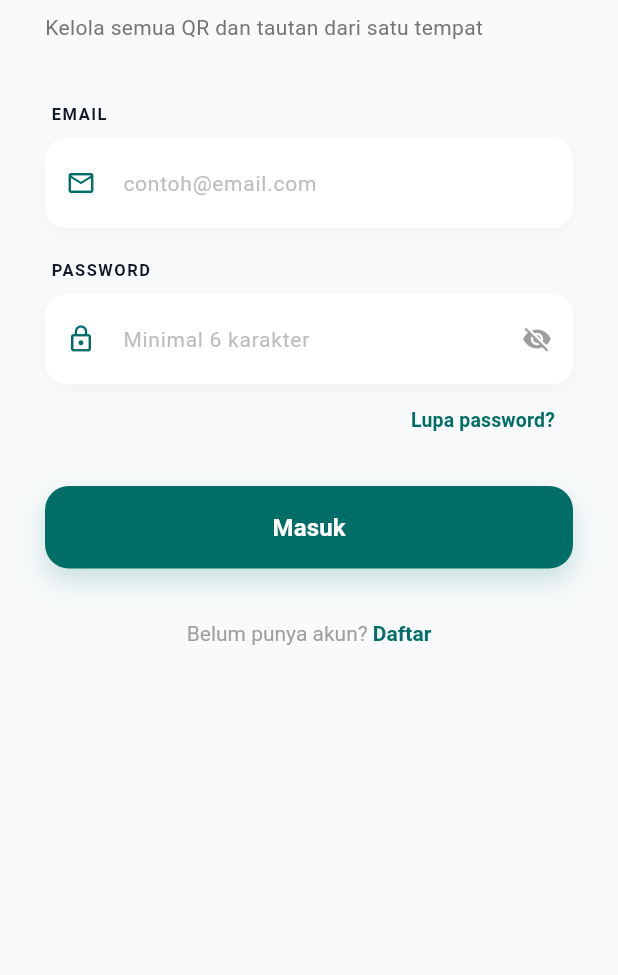
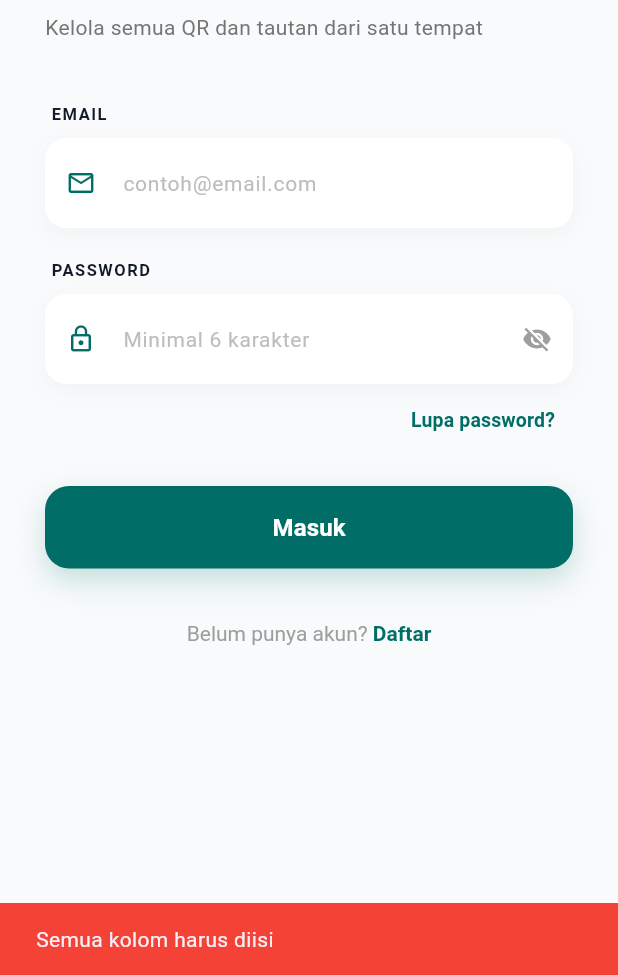
Before and after one commit to Mazkad12/APB_Lync_fix, a Flutter app: the LoginScreen screen opened directly, after a tap on "Masuk", on a phone screen of 412 x 824 dp, the part 261-1236 px from its top. Run offline on Flutter 3.47's test engine with Material 3 defaults, Android fonts, the phone set to English and light mode, and no system bars; our stand-ins replace cloud_firestore, equatable, firebase_auth, firebase_core, flutter_bloc, gallery_saver and 1 more; missing offline and left inert: mobile_scanner; accounts and stored records are empty.

Commit message:
update: menambahkan error handling

```diff
--- a/mobile_code/lib/views/login_screen.dart
+++ b/mobile_code/lib/views/login_screen.dart
@@ -24,10 +24,33 @@ class _LoginScreenState extends State<LoginScreen> {
   static const Color textBlack = Color(0xFF111827);
 
   void _handleLogin() {
-    if (_emailController.text.isEmpty || _passwordController.text.isEmpty) return;
+    final email = _emailController.text.trim();
+    final password = _passwordController.text;
+
+    if (email.isEmpty || password.isEmpty) {
+      ScaffoldMessenger.of(context).showSnackBar(
+        const SnackBar(content: Text('Semua kolom harus diisi'), backgroundColor: Colors.red),
+      );
+      return;
+    }
+
+    final emailRegExp = RegExp(r'^[\w-\.]+@([\w-]+\.)+[\w-]{2,4}$');
+    if (!emailRegExp.hasMatch(email)) {
+      ScaffoldMessenger.of(context).showSnackBar(
+        const SnackBar(content: Text('Format email tidak valid'), backgroundColor: Colors.red),
+      );
+      return;
+    }
+
+    if (password.length < 6) {
+      ScaffoldMessenger.of(context).showSnackBar(
+        const SnackBar(content: Text('Password minimal 6 karakter'), backgroundColor: Colors.red),
+      );
+      return;
+    }
 
     context.read<AuthBloc>().add(
-      LoginRequested(_emailController.text.trim(), _passwordController.text),
+      LoginRequested(email, password),
     );
   }
 
```
Also changed, not shown: mobile_code/lib/views/register_screen.dart (+33 -3 lines), mobile_code/pubspec.lock, 1 other file.
